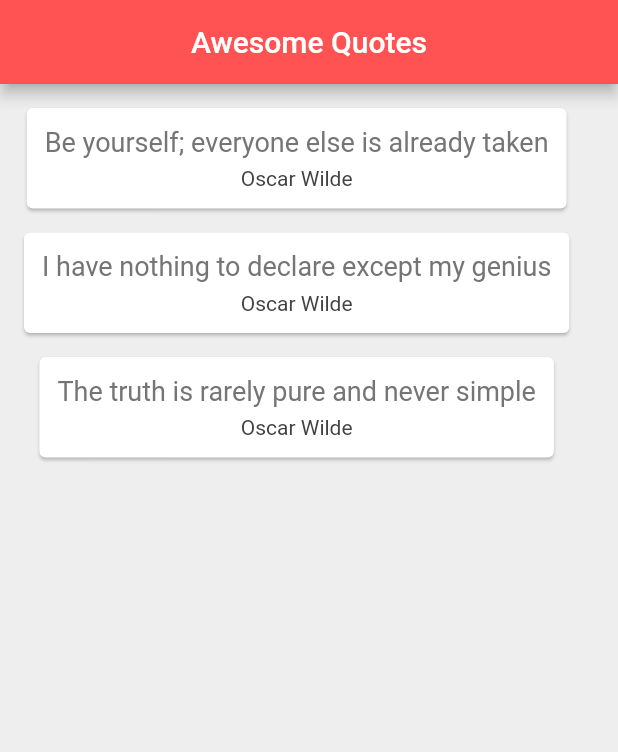
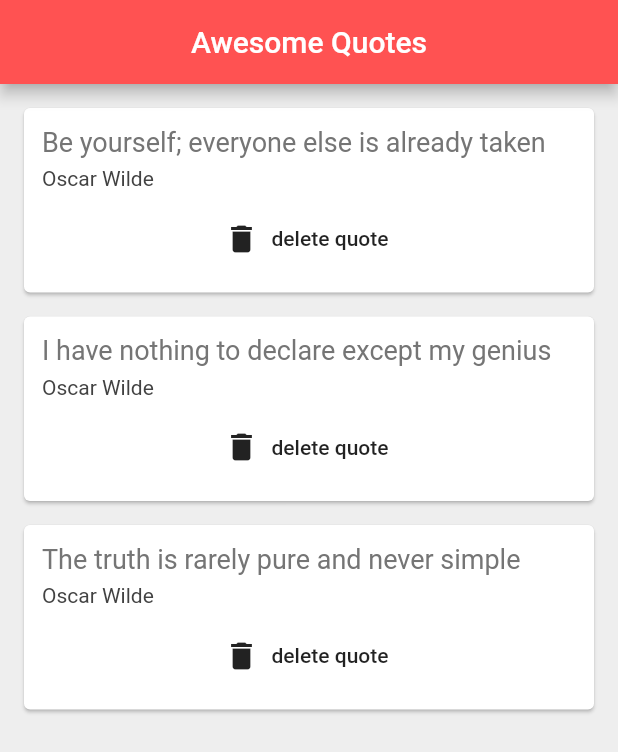
Before and after one commit to MechaChen/theNetNinja_Flutter, a Flutter app: the screen it shows after launch, on a phone screen of 412 x 824 dp. Shown: the top 752 px of the screen. Run offline on Flutter 3.47's test engine with Material 2 defaults, Android fonts, the phone set to English and light mode, and no system bars.

Commit message:
21. Functions as Parameters

```diff
--- a/lib/main.dart
+++ b/lib/main.dart
@@ -1,8 +1,10 @@
 import 'package:flutter/material.dart';
 import 'quote.dart';
+import 'quote_card.dart';
 
 void main() => runApp(MaterialApp(
   home: QuoteList(),
+  debugShowCheckedModeBanner: false,
 ));
 
 class QuoteList extends StatefulWidget {
@@ -30,43 +32,15 @@ class _QuoteListState extends State<QuoteList> {
         backgroundColor: Colors.redAccent,
       ),
       body: Column(
-        children: quotes.map((quote) => QuoteCard(quote: quote)).toList(),
+        children: quotes.map((quote) => QuoteCard(
+          quote: quote,
+          delete: () {
+            setState(() {
+              quotes.remove(quote);
+            });
+          },
+        )).toList(),
       ),
     );
   }
 }
-
-class QuoteCard extends StatelessWidget {
-
-  final Quote quote;
-  QuoteCard({ this.quote });
-
-  @override
-  Widget build(BuildContext context) {
-    return Card(
-      margin: EdgeInsets.fromLTRB(16.0, 16.0, 16.0, 0),
-      child: Padding(
-        padding: const EdgeInsets.all(12.0),
-        child: Column(
-          children: <Widget>[
-            Text(
-              quote.text,
-              style: TextStyle(
-                fontSize: 18.0,
-                color: Colors.grey[600]
-              ),
-            ),
-            SizedBox(height: 6.0),
-            Text(
-              quote.author,
-              style: TextStyle(
-                fontSize: 14.0,
-                color: Colors.grey[800],
-              ),
-            ),
-          ],
-        ),
-      ),
-    );;
-  }
-}
--- /dev/null
+++ b/lib/quote_card.dart
@@ -0,0 +1,45 @@
+import 'package:flutter/material.dart';
+import 'quote.dart';
+
+class QuoteCard extends StatelessWidget {
+
+  final Quote quote;
+  final Function delete;
+  QuoteCard({ this.quote, this.delete });
+
+  @override
+  Widget build(BuildContext context) {
+    return Card(
+      margin: EdgeInsets.fromLTRB(16.0, 16.0, 16.0, 0),
+      child: Padding(
+        padding: const EdgeInsets.all(12.0),
+        child: Column(
+          crossAxisAlignment: CrossAxisAlignment.stretch,
+          children: <Widget>[
+            Text(
+              quote.text,
+              style: TextStyle(
+                fontSize: 18.0,
+                color: Colors.grey[600]
+              ),
+            ),
+            SizedBox(height: 6.0),
+            Text(
+              quote.author,
+              style: TextStyle(
+                fontSize: 14.0,
+                color: Colors.grey[800],
+              ),
+            ),
+            SizedBox(height: 8.0),
+            FlatButton.icon(
+              onPressed: delete,
+              label: Text('delete quote'),
+              icon: Icon(Icons.delete),
+            ),
+          ],
+        ),
+      ),
+    );;
+  }
+}
```
